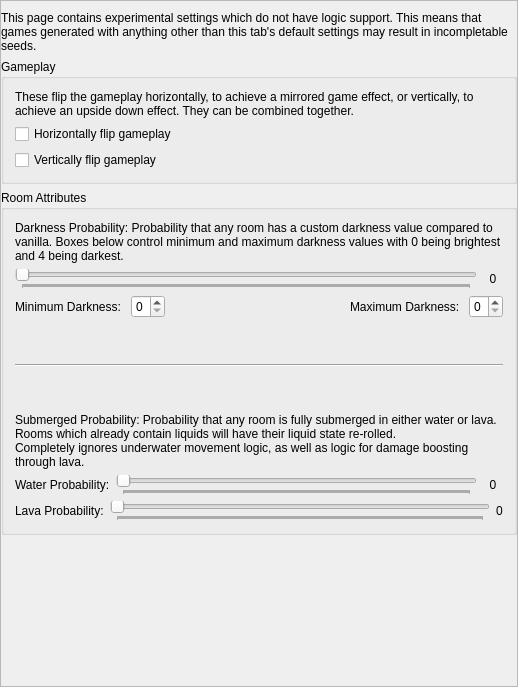
Old version of the form randovania/games/am2r/gui/ui_files/preset_am2r_chaos.ui in the repository randovania/randovania.
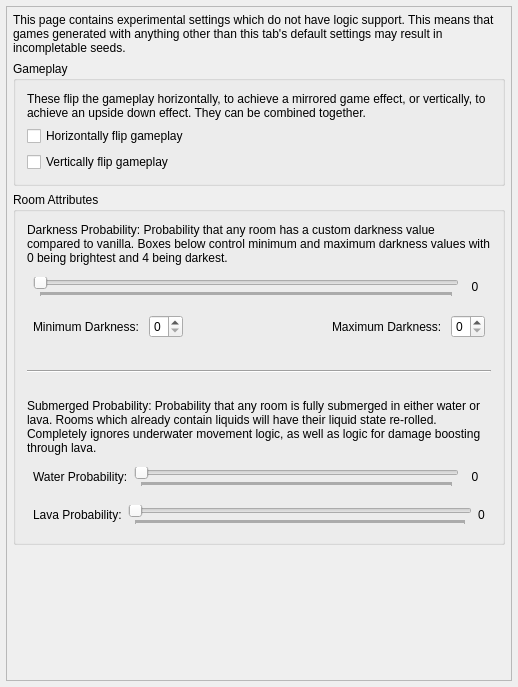
New version of the form.

Patch:
```diff
--- a/randovania/games/am2r/gui/ui_files/preset_am2r_chaos.ui
+++ b/randovania/games/am2r/gui/ui_files/preset_am2r_chaos.ui
@@ -22,16 +22,16 @@
    </property>
    <layout class="QVBoxLayout" name="verticalLayout">
     <property name="leftMargin">
-     <number>0</number>
+     <number>6</number>
     </property>
     <property name="topMargin">
-     <number>0</number>
+     <number>6</number>
     </property>
     <property name="rightMargin">
-     <number>0</number>
+     <number>6</number>
     </property>
     <property name="bottomMargin">
-     <number>0</number>
+     <number>6</number>
     </property>
     <item>
      <widget class="QScrollArea" name="scroll_area">
@@ -43,39 +43,23 @@
         <rect>
          <x>0</x>
          <y>0</y>
-         <width>497</width>
-         <height>688</height>
+         <width>485</width>
+         <height>702</height>
         </rect>
        </property>
        <layout class="QVBoxLayout" name="scroll_layout">
         <property name="leftMargin">
-         <number>0</number>
+         <number>6</number>
         </property>
         <property name="topMargin">
-         <number>2</number>
+         <number>6</number>
         </property>
         <property name="rightMargin">
-         <number>0</number>
+         <number>6</number>
         </property>
         <property name="bottomMargin">
-         <number>0</number>
+         <number>6</number>
         </property>
-        <item>
-         <spacer name="top_spacer">
-          <property name="orientation">
-           <enum>Qt::Vertical</enum>
-          </property>
-          <property name="sizeType">
-           <enum>QSizePolicy::Fixed</enum>
-          </property>
-          <property name="sizeHint" stdset="0">
-           <size>
-            <width>20</width>
-            <height>8</height>
-           </size>
-          </property>
-         </spacer>
-        </item>
         <item>
          <widget class="QLabel" name="chaos_label">
           <property name="text">
@@ -137,6 +121,18 @@
            </item>
            <item>
             <layout class="QHBoxLayout" name="darkness_layout">
+             <property name="leftMargin">
+              <number>6</number>
+             </property>
+             <property name="topMargin">
+              <number>6</number>
+             </property>
+             <property name="rightMargin">
+              <number>6</number>
+             </property>
+             <property name="bottomMargin">
+              <number>6</number>
+             </property>
              <item>
               <widget class="QSlider" name="darkness_slider">
                <property name="maximum">
@@ -179,6 +175,18 @@
            </item>
            <item>
             <layout class="QHBoxLayout" name="darkness_restriction_layout">
+             <property name="leftMargin">
+              <number>6</number>
+             </property>
+             <property name="topMargin">
+              <number>6</number>
+             </property>
+             <property name="rightMargin">
+              <number>6</number>
+             </property>
+             <property name="bottomMargin">
+              <number>6</number>
+             </property>
              <item>
               <widget class="QLabel" name="darkness_min_label">
                <property name="text">
@@ -233,7 +241,7 @@
              <property name="sizeHint" stdset="0">
               <size>
                <width>20</width>
-               <height>40</height>
+               <height>20</height>
               </size>
              </property>
             </spacer>
@@ -253,7 +261,7 @@
              <property name="sizeHint" stdset="0">
               <size>
                <width>20</width>
-               <height>40</height>
+               <height>20</height>
               </size>
              </property>
             </spacer>
@@ -270,6 +278,18 @@
            </item>
            <item>
             <layout class="QHBoxLayout" name="submerged_water_slider_layout">
+             <property name="leftMargin">
+              <number>6</number>
+             </property>
+             <property name="topMargin">
+              <number>6</number>
+             </property>
+             <property name="rightMargin">
+              <number>6</number>
+             </property>
+             <property name="bottomMargin">
+              <number>6</number>
+             </property>
              <item>
               <widget class="QLabel" name="submerged_water_label">
                <property name="text">
@@ -296,7 +316,7 @@
              <item>
               <widget class="QLabel" name="submerged_water_slider_label">
                <property name="sizePolicy">
-                <sizepolicy hsizetype="Fixed" vsizetype="Fixed">
+                <sizepolicy hsizetype="Preferred" vsizetype="Fixed">
                  <horstretch>0</horstretch>
                  <verstretch>0</verstretch>
                 </sizepolicy>
@@ -319,6 +339,18 @@
            </item>
            <item>
             <layout class="QHBoxLayout" name="submerged_lava_slider_layout">
+             <property name="leftMargin">
+              <number>6</number>
+             </property>
+             <property name="topMargin">
+              <number>6</number>
+             </property>
+             <property name="rightMargin">
+              <number>6</number>
+             </property>
+             <property name="bottomMargin">
+              <number>6</number>
+             </property>
              <item>
               <widget class="QLabel" name="submerged_lava_label">
                <property name="text">
```
